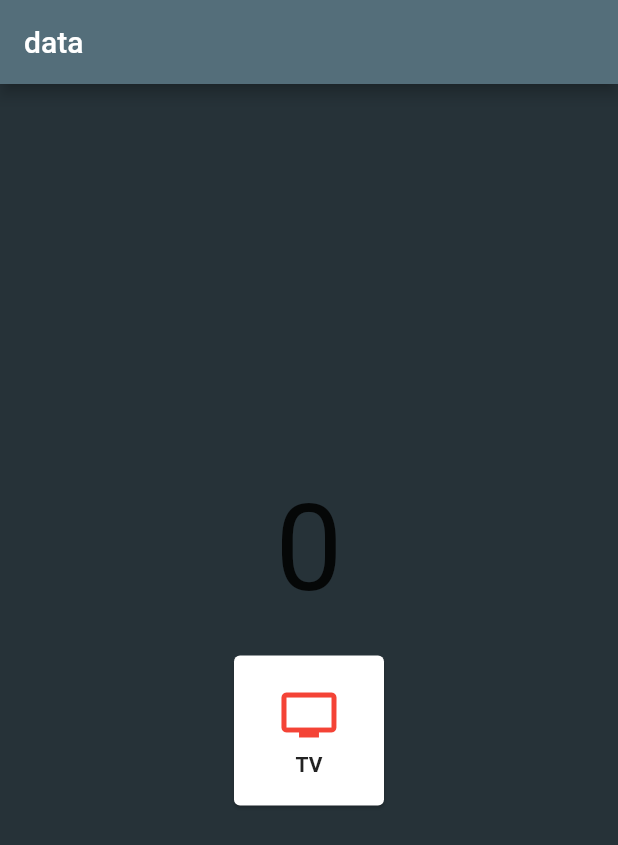
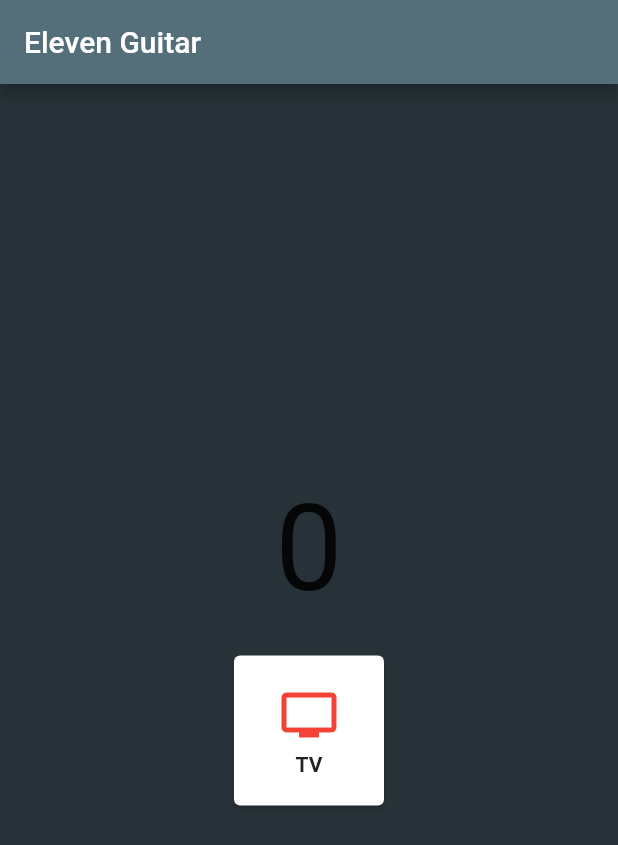
Before and after one commit to aisy/learn-flutter, a Flutter app: the HomeScreen screen opened directly, on a phone screen of 412 x 824 dp. Shown: the top 845 px of the screen. Run offline on Flutter 3.47's test engine with Material 2 defaults, Android fonts, the phone set to English and light mode, and no system bars.

Commit message:
using a Appbar reusable

```diff
--- a/lib/screens/HomeScreen.dart
+++ b/lib/screens/HomeScreen.dart
@@ -1,3 +1,4 @@
+import 'package:eleven_guitar/commons/AppBarMain.dart';
 import 'package:eleven_guitar/commons/CardMenu.dart';
 import 'package:flutter/material.dart';
 
@@ -25,9 +26,9 @@ class _HomeScreenState extends State<HomeScreen> {
   Widget build(BuildContext context) {
     return Scaffold(
       backgroundColor: Colors.blueGrey[900],
-      appBar: AppBar(
-        backgroundColor: Colors.blueGrey[600],
-        title: Text("data"),
+      appBar: AppBarMain(
+        appBar: AppBar(),
+        title: Text("Eleven Guitar"),
       ),
       body: Center(
         child: Column(
```
